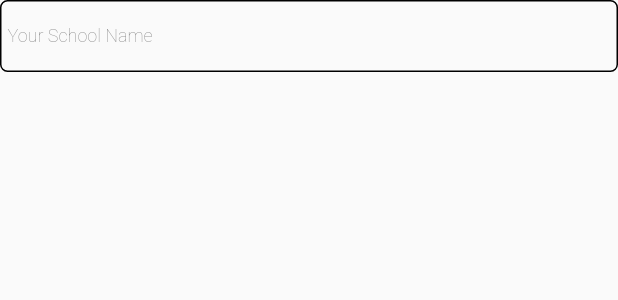
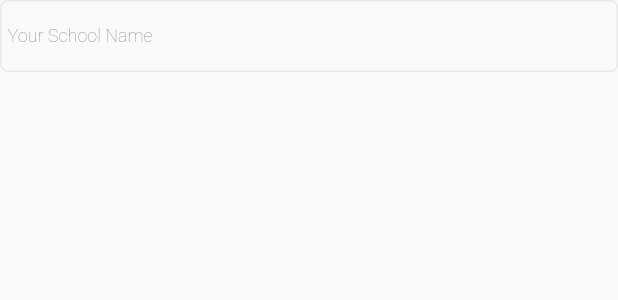
Before and after one commit to faz4563/board_exam_analysis, a Flutter app: the TextInputs widget shown alone on an empty page, opened directly, on a phone screen of 412 x 824 dp. Shown: the top 300 px of the screen. Run offline on Flutter 3.47's test engine with Material 2 defaults, Android fonts, the phone set to English and light mode, and no system bars; our stand-ins replace flutter_screenutil; project files that could hold a hidden picture were left out.

Commit message:
uploading under process

```diff
--- a/lib/utils/widget.dart
+++ b/lib/utils/widget.dart
@@ -109,6 +109,8 @@ class TextInputs extends StatelessWidget {
     this.readOnly,
     this.Fields_Width,
     this.Fields_Height,
+    this.BorderColor,
+    this.BgColor,
   });
   final controller;
   final hintText;
@@ -127,6 +129,8 @@ class TextInputs extends StatelessWidget {
   final labelColor;
   final contentPadding;
   final readOnly;
+  final BorderColor;
+  final BgColor;
   final Fields_Width;
   final Fields_Height;
   @override
@@ -138,13 +142,14 @@ class TextInputs extends StatelessWidget {
         readOnly: readOnly,
         controller: controller,
         decoration: InputDecoration(
+            fillColor: BgColor,
             contentPadding: EdgeInsets.all(contentPadding),
             enabledBorder: OutlineInputBorder(
-              borderSide: const BorderSide(color: Colors.black, width: 1.0),
+              borderSide: BorderSide(color: BorderColor, width: 1.0),
               borderRadius: BorderRadius.circular(edgeRadius),
             ),
             focusedBorder: OutlineInputBorder(
-              borderSide: const BorderSide(color: Colors.black, width: 1.0),
+              borderSide: BorderSide(color: BorderColor, width: 1.0),
               borderRadius: BorderRadius.circular(edgeRadius),
             ),
             label: label,
```
Also changed, not shown: lib/landingpg.dart (+7 -5 lines), lib/uploadpg.dart (+17 -5 lines).
